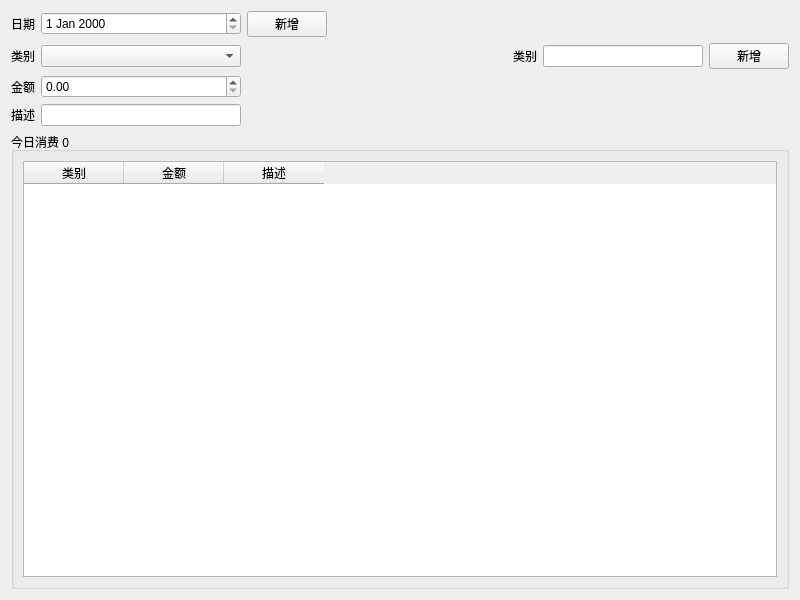
The window that money_note/add_note_widget.ui (Monkiy/money_note) describes before a commit, drawn with Qt 5.
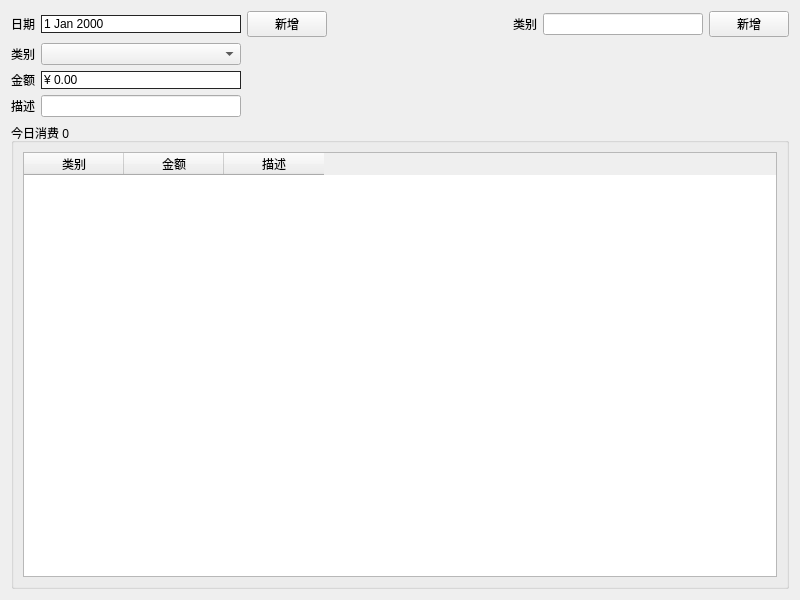
The same window after the commit.

Commit message: 数字输入框去掉上下按钮 增加消费纪录后清空输入

Patch:
```diff
--- a/money_note/add_note_widget.ui
+++ b/money_note/add_note_widget.ui
@@ -16,31 +16,22 @@
   <layout class="QVBoxLayout" name="verticalLayout" stretch="0,1">
    <item>
     <layout class="QGridLayout" name="gridLayout">
-     <item row="1" column="5">
-      <widget class="QLineEdit" name="lineEdit_type">
-       <property name="minimumSize">
-        <size>
-         <width>160</width>
-         <height>0</height>
-        </size>
-       </property>
-       <property name="maximumSize">
-        <size>
-         <width>160</width>
-         <height>16777215</height>
-        </size>
-       </property>
-      </widget>
-     </item>
-     <item row="1" column="4">
-      <widget class="QLabel" name="label_4">
-       <property name="text">
-        <string>类别</string>
-       </property>
-      </widget>
-     </item>
      <item row="2" column="1">
       <widget class="QDoubleSpinBox" name="doubleSpinBox_value">
+       <property name="styleSheet">
+        <string notr="true">QDoubleSpinBox
+{
+	border:1px solid #242424;
+}
+ 
+QDoubleSpinBox::up-button,QDoubleSpinBox::down-button
+{
+	width:0px;
+}</string>
+       </property>
+       <property name="prefix">
+        <string>¥ </string>
+       </property>
        <property name="maximum">
         <double>9999.989999999999782</double>
        </property>
@@ -53,26 +44,6 @@
        </property>
       </widget>
      </item>
-     <item row="1" column="3">
-      <spacer name="horizontalSpacer">
-       <property name="orientation">
-        <enum>Qt::Horizontal</enum>
-       </property>
-       <property name="sizeHint" stdset="0">
-        <size>
-         <width>40</width>
-         <height>20</height>
-        </size>
-       </property>
-      </spacer>
-     </item>
-     <item row="1" column="6">
-      <widget class="QPushButton" name="pushButton_add_type">
-       <property name="text">
-        <string>新增</string>
-       </property>
-      </widget>
-     </item>
      <item row="3" column="1">
       <widget class="QLineEdit" name="lineEdit_note">
        <property name="minimumSize">
@@ -114,7 +85,19 @@
       </widget>
      </item>
      <item row="0" column="1">
-      <widget class="QDateEdit" name="dateEdit"/>
+      <widget class="QDateEdit" name="dateEdit">
+       <property name="styleSheet">
+        <string notr="true">QDateEdit
+{
+	border:1px solid #242424;
+}
+ 
+QDateEdit::up-button,QDateEdit::down-button
+{
+	width:0px;
+}</string>
+       </property>
+      </widget>
      </item>
      <item row="0" column="2">
       <widget class="QPushButton" name="pushButton_add_note">
@@ -123,6 +106,49 @@
        </property>
       </widget>
      </item>
+     <item row="0" column="4">
+      <widget class="QLabel" name="label_4">
+       <property name="text">
+        <string>类别</string>
+       </property>
+      </widget>
+     </item>
+     <item row="0" column="5">
+      <widget class="QLineEdit" name="lineEdit_type">
+       <property name="minimumSize">
+        <size>
+         <width>160</width>
+         <height>0</height>
+        </size>
+       </property>
+       <property name="maximumSize">
+        <size>
+         <width>160</width>
+         <height>16777215</height>
+        </size>
+       </property>
+      </widget>
+     </item>
+     <item row="0" column="6">
+      <widget class="QPushButton" name="pushButton_add_type">
+       <property name="text">
+        <string>新增</string>
+       </property>
+      </widget>
+     </item>
+     <item row="0" column="3">
+      <spacer name="horizontalSpacer">
+       <property name="orientation">
+        <enum>Qt::Horizontal</enum>
+       </property>
+       <property name="sizeHint" stdset="0">
+        <size>
+         <width>40</width>
+         <height>20</height>
+        </size>
+       </property>
+      </spacer>
+     </item>
     </layout>
    </item>
    <item>
```
The commit also changes 2 other files.
